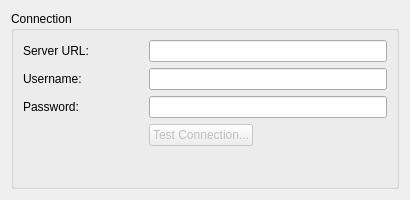
Qt form resources/openxchange/configdialog.ui (KDE/kdepim-runtime) before a commit.
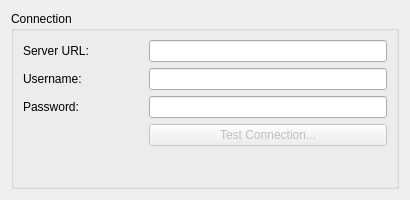
The same form after that commit. Custom widgets are drawn as their Qt base class.

What changed in the file:
```diff
--- a/resources/openxchange/configdialog.ui
+++ b/resources/openxchange/configdialog.ui
@@ -23,9 +23,6 @@
       <bool>false</bool>
      </property>
      <layout class="QFormLayout" name="formLayout">
-      <property name="fieldGrowthPolicy">
-       <enum>QFormLayout::ExpandingFieldsGrow</enum>
-      </property>
       <item row="0" column="0">
        <widget class="QLabel" name="label_BaseUrl">
         <property name="sizePolicy">
```
Left out of the diff: 24 changed lines with no effect on the pictures.
